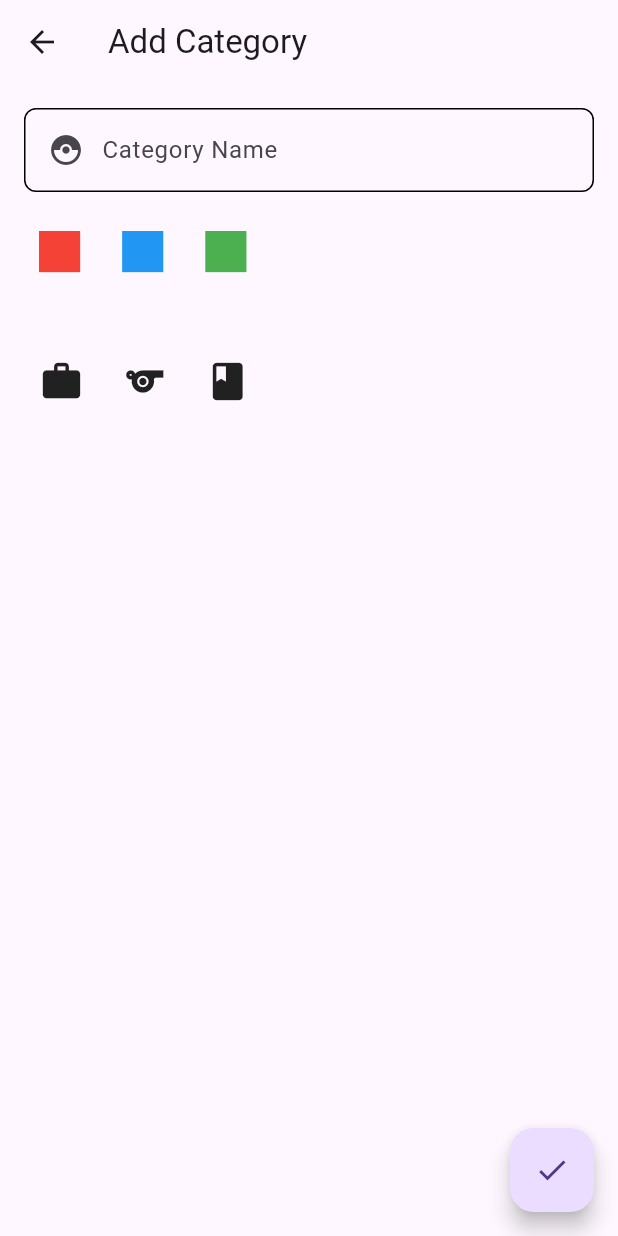
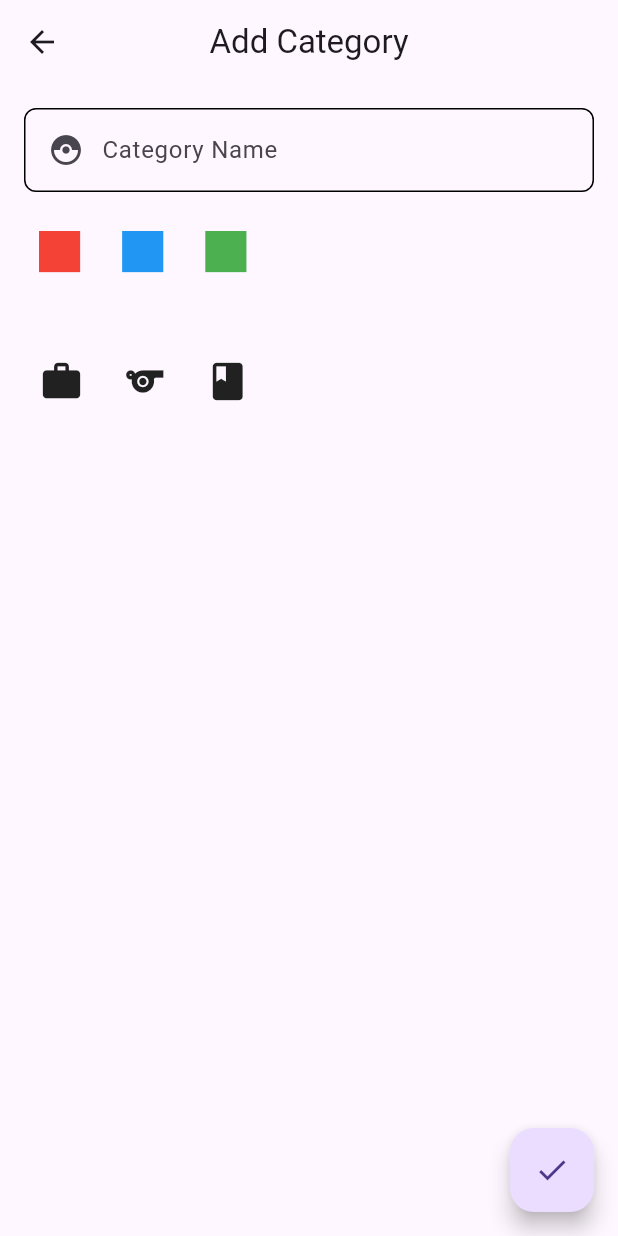
Before and after one commit to TheanYeeSin/TickTock-Clock-To-Do-App, a Flutter app: the CategorySettingsScreen screen opened by its route, after a tap on the "add" icon, on a phone screen of 412 x 824 dp. Run offline on Flutter 3.47's test engine with Material 3 defaults, Android fonts, the light colour scheme and no system bars; our stand-ins replace sqflite, timer_builder; accounts and stored records are empty.

Commit message:
feat: add theme

```diff
--- /dev/null
+++ b/lib/core/theme/custom_themes/app_bar_theme.dart
@@ -0,0 +1,15 @@
+import "package:flutter/material.dart";
+
+class TAppBarTheme {
+  TAppBarTheme._();
+
+  static AppBarTheme lightAppBarTheme() => const AppBarTheme(
+        centerTitle: true,
+        elevation: 0,
+      );
+
+  static AppBarTheme darkAppBarTheme() => const AppBarTheme(
+        centerTitle: true,
+        elevation: 0,
+      );
+}
--- /dev/null
+++ b/lib/core/theme/theme.dart
@@ -0,0 +1,16 @@
+import "package:flutter/material.dart";
+import "package:tick_tock/core/theme/custom_themes/app_bar_theme.dart";
+
+class TAppTheme {
+  TAppTheme._();
+
+  static ThemeData lightTheme() => ThemeData(
+        useMaterial3: true,
+        appBarTheme: TAppBarTheme.lightAppBarTheme(),
+      );
+
+  static ThemeData darkTheme() => ThemeData(
+        useMaterial3: true,
+        appBarTheme: TAppBarTheme.darkAppBarTheme(),
+      );
+}
--- a/lib/main.dart
+++ b/lib/main.dart
@@ -1,5 +1,6 @@
 import "package:flutter/material.dart";
 import "package:tick_tock/core/constants/path.dart";
+import "package:tick_tock/core/theme/theme.dart";
 import "package:tick_tock/features/category/presentation/screens/category_settings_screen.dart";
 import "package:tick_tock/presentation/screens/main_screen.dart";
 
@@ -14,6 +15,8 @@ class MyApp extends StatelessWidget {
   Widget build(final BuildContext context) => MaterialApp(
         debugShowCheckedModeBanner: false,
         title: "TickTock",
+        theme: TAppTheme.lightTheme(),
+        darkTheme: TAppTheme.darkTheme(),
         home: const MainScreen(),
         routes: {
           categorySettingPath: (final context) =>
```
